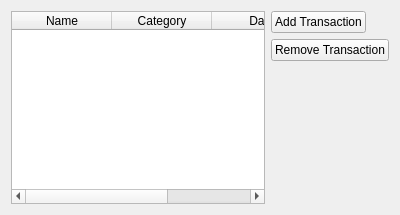
The window that EZbudget/tablewidget.ui (IvanInandan/EZBudget) describes before a commit, drawn with Qt 5.
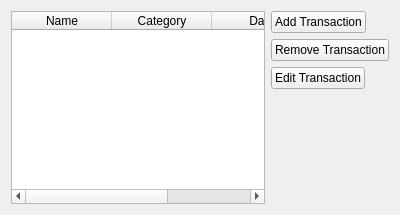
The same window after the commit.

Commit message: Commit contains addition of Edit Transaction impentation

```diff
--- a/EZbudget/tablewidget.ui
+++ b/EZbudget/tablewidget.ui
@@ -92,6 +92,13 @@
          </property>
         </widget>
        </item>
+       <item alignment="Qt::AlignLeft">
+        <widget class="QPushButton" name="editTransactionButton">
+         <property name="text">
+          <string>Edit Transaction</string>
+         </property>
+        </widget>
+       </item>
        <item>
         <spacer name="verticalSpacer">
          <property name="orientation">
```
The commit also changes 24 other files.
